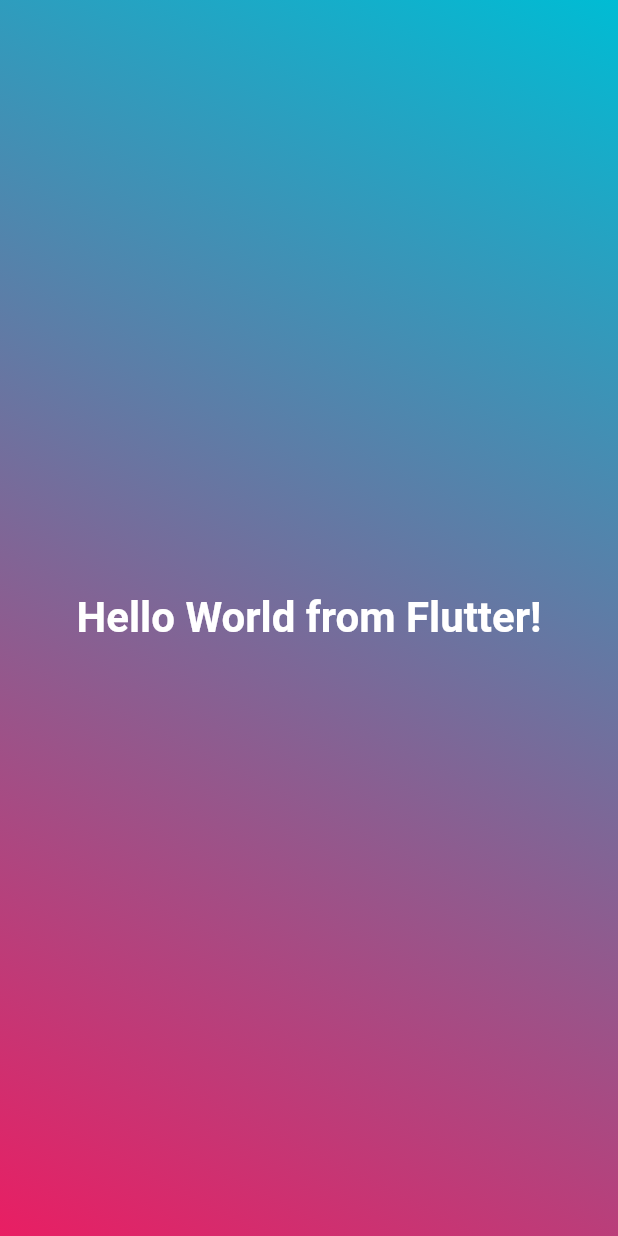
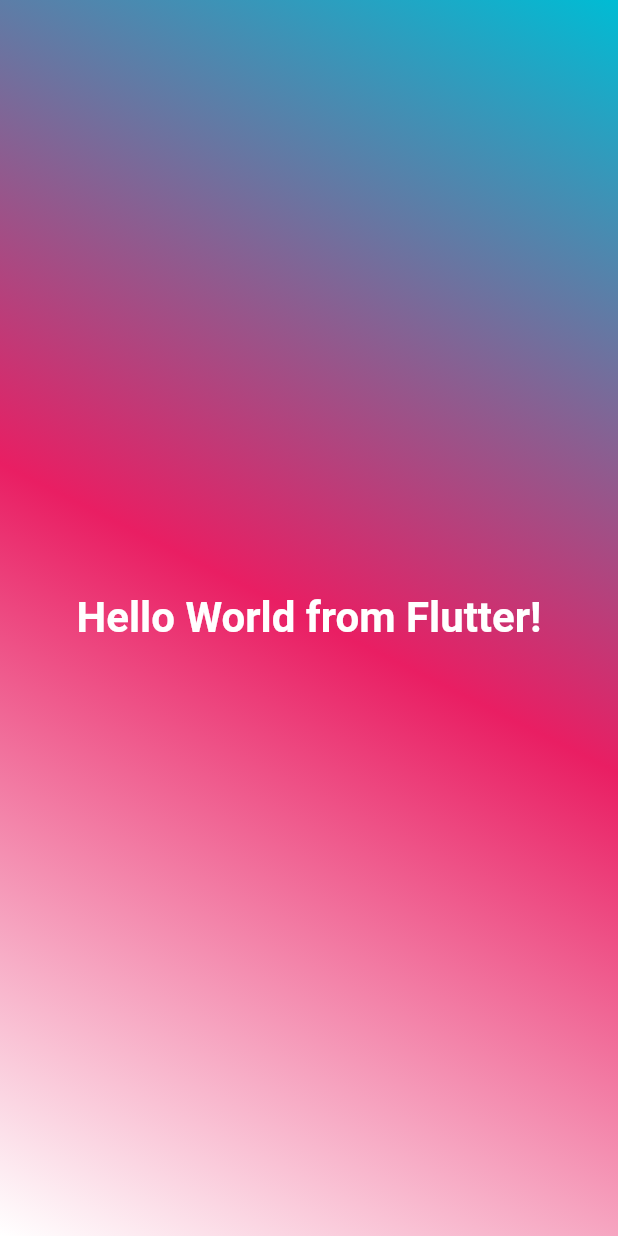
Before and after one commit to eacardenase/first-flutter-app, a Flutter app: the screen it shows after launch, on a phone screen of 412 x 824 dp. Run offline on Flutter 3.47's test engine with Material 2 defaults, Android fonts, the phone set to English and light mode, and no system bars.

Commit message:
refactor: set gradient container widget custom named parameter

```diff
--- a/lib/gradient_container.dart
+++ b/lib/gradient_container.dart
@@ -6,17 +6,16 @@ const Alignment startAlignment = Alignment.topRight;
 const Alignment endAlignment = Alignment.bottomLeft;
 
 class GradientContainer extends StatelessWidget {
-  const GradientContainer({super.key});
+  const GradientContainer({super.key, required this.gradientColors});
+
+  final List<Color> gradientColors;
 
   @override
   Widget build(context) {
     return Container(
-      decoration: const BoxDecoration(
+      decoration: BoxDecoration(
         gradient: LinearGradient(
-          colors: [
-            Colors.cyan,
-            Colors.pink,
-          ],
+          colors: gradientColors,
           begin: startAlignment,
           end: endAlignment,
         ),
--- a/lib/main.dart
+++ b/lib/main.dart
@@ -5,7 +5,11 @@ import 'package:first_app/gradient_container.dart';
 void main() {
   runApp(const MaterialApp(
     home: Scaffold(
-      body: GradientContainer(),
+      body: GradientContainer(gradientColors: [
+        Colors.cyan,
+        Colors.pink,
+        Colors.white,
+      ]),
     ),
   ));
 }
```
